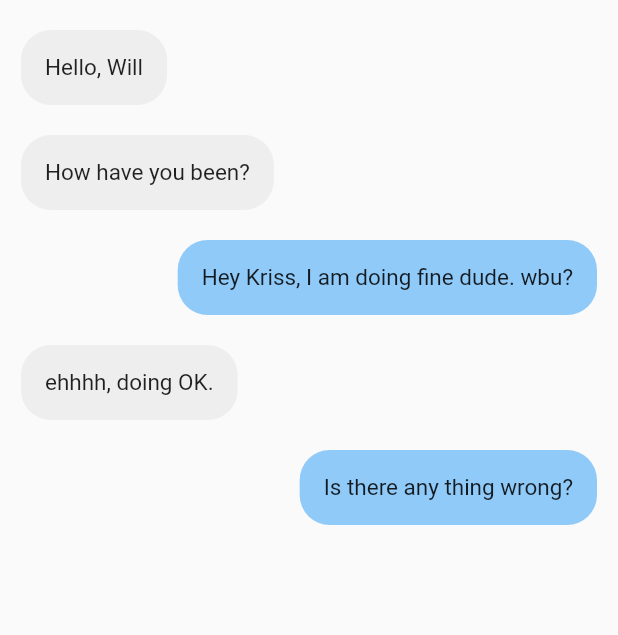
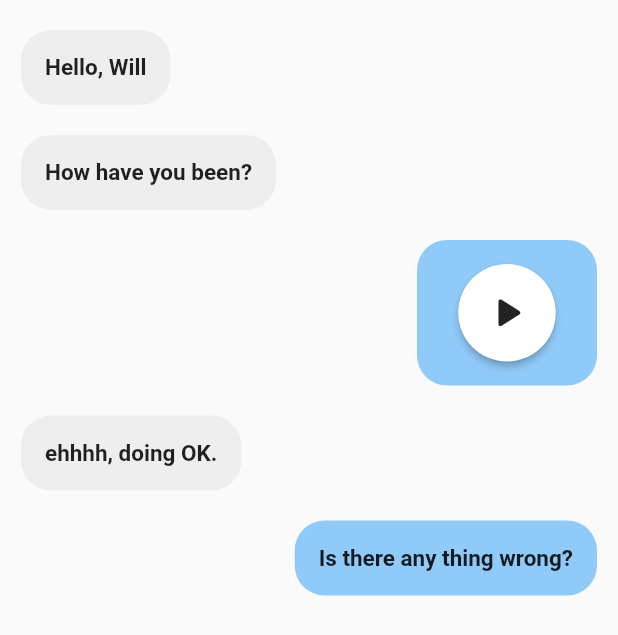
Before and after one commit to keerthikumarsr95/rakathon, a Flutter app: the ConversationalBot screen opened directly, on a phone screen of 412 x 824 dp. Shown: the top 635 px of the screen. Run offline on Flutter 3.47's test engine with Material 2 defaults, Android fonts, the phone set to English and light mode, and no system bars; our stand-ins replace assets_audio_player, camera, dio, flutter_tts, googleapis_auth, speech_to_text; missing offline and left inert: page_view_indicator; key blocks and very long unbroken strings in the code were emptied for the run.

Commit message:
Adding custom message widget to BotUI

```diff
--- a/momt/lib/UI/ChatBot/BotUI.dart
+++ b/momt/lib/UI/ChatBot/BotUI.dart
@@ -2,6 +2,7 @@ import 'dart:async';
 
 import 'package:flutter/material.dart';
 import 'package:momt/UI/ChatBot/StreamService.dart';
+import 'package:momt/UI/pages/MusicPlayer.dart';
 import 'package:momt/conversation/conversationManager.dart';
 import 'package:momt/conversation/enums.dart';
 
@@ -30,8 +31,10 @@ class _ConversationalBotState extends State<ConversationalBot> {
     ChatMessage(messageContent: "Hello, Will", messageType: "receiver"),
     ChatMessage(messageContent: "How have you been?", messageType: "receiver"),
     ChatMessage(
-        messageContent: "Hey Kriss, I am doing fine dude. wbu?",
-        messageType: "sender"),
+        messageContent: "Maths?",
+        messageType: "sender",
+        mediaType: MediaType.audio,
+        mediaLink: "assets/images/q1.png"),
     ChatMessage(messageContent: "ehhhh, doing OK.", messageType: "receiver"),
     ChatMessage(
         messageContent: "Is there any thing wrong?", messageType: "sender"),
@@ -76,10 +79,7 @@ class _ConversationalBotState extends State<ConversationalBot> {
                       : Colors.blue[200]),
                 ),
                 padding: EdgeInsets.all(16),
-                child: Text(
-                  messages[index].messageContent,
-                  style: TextStyle(fontSize: 15),
-                ),
+                child: Message(index: index, msg: messages[index]),
               ),
             ),
           );
@@ -88,3 +88,43 @@ class _ConversationalBotState extends State<ConversationalBot> {
     ]));
   }
 }
+
+class Message extends StatelessWidget {
+  //const ProfileCard({Key? key}) : super(key: key);
+  final int index;
+  final ChatMessage msg;
+  //String mediaPath = "";
+  Message({required this.index, required this.msg}) {
+    //this.mediaPath = this.msg.mediaLink.toString();
+  }
+
+  @override
+  Widget build(BuildContext context) {
+    if (msg.mediaType == MediaType.image) {
+      return Container(
+          //padding: EdgeInsets.symmetric(vertical: 30),
+          height: 50,
+          width: 50,
+          child: Image.asset(msg.mediaLink.toString()));
+    } else if (msg.mediaType == MediaType.text) {
+      return Text(
+        msg.messageContent,
+        style: TextStyle(
+            fontWeight: FontWeight.bold,
+            //color: Colors.white,
+            fontSize: 15.0),
+      );
+    } else if (msg.mediaType == MediaType.audio) {
+      return MusicPlayer();
+    }
+    return Center(
+        child: Column(
+            crossAxisAlignment: CrossAxisAlignment.center,
+            children: <Widget>[
+          new Container(
+            height: 500,
+            child: Image.asset(msg.mediaLink.toString()),
+          )
+        ]));
+  }
+}
--- a/momt/lib/UI/pages/LoginNew.dart
+++ b/momt/lib/UI/pages/LoginNew.dart
@@ -87,7 +87,7 @@ class ProfileCard extends StatelessWidget {
                 shape: BoxShape.circle,
                 color: colors[index],
               )),
-          Text(entries[index]..toUpperCase(),
+          Text(entries[index],
               style: TextStyle(
                   fontWeight: FontWeight.bold,
                   //color: Colors.white,
```
Also changed, not shown: momt/assets/images/q1.png (added), momt/assets/images/q2.png (added), momt/assets/images/q3.png (added).
